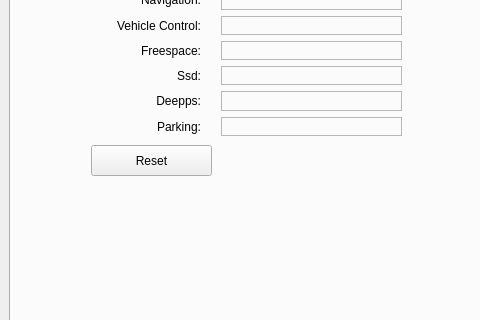
Above: src/rqt_state_machine/state_machine_controller.ui from JingruiYu/rqt_state_machine before the change; both pictures show x 0 to 480 and y 260 to 580 of the 629 by 690 pixel window. Below: the same form after it.
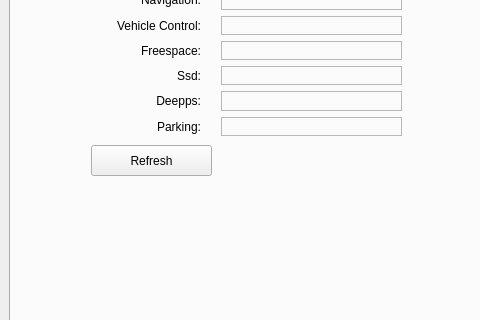
That is the form after the change. The open tabs and pages were chosen to show the change.

Commit message: modify refresh status button

```diff
--- a/src/rqt_state_machine/state_machine_controller.ui
+++ b/src/rqt_state_machine/state_machine_controller.ui
@@ -2163,7 +2163,7 @@
            </rect>
           </property>
           <property name="text">
-           <string>Reset</string>
+           <string>Refresh</string>
           </property>
          </widget>
         </widget>
```
Left out of the diff: 4 changed lines with no effect on the pictures. The commit also changes 2 other files.
